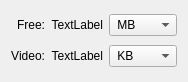
Before: the Qt Designer form storageUI/storage.ui in vkohaupt/vokoscreenNG, drawn with Qt 5.
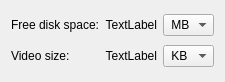
After: the same form once the commit is applied.

Diff of the .ui file:
```diff
--- a/storageUI/storage.ui
+++ b/storageUI/storage.ui
@@ -6,7 +6,7 @@
    <rect>
     <x>0</x>
     <y>0</y>
-    <width>188</width>
+    <width>220</width>
     <height>82</height>
    </rect>
   </property>
@@ -20,10 +20,7 @@
    <item row="1" column="0">
     <widget class="QLabel" name="label_3">
      <property name="text">
-      <string>Video:</string>
-     </property>
-     <property name="alignment">
-      <set>Qt::AlignRight|Qt::AlignTrailing|Qt::AlignVCenter</set>
+      <string>Video size:</string>
      </property>
     </widget>
    </item>
@@ -102,7 +99,7 @@
    <item row="0" column="0">
     <widget class="QLabel" name="label">
      <property name="text">
-      <string>Free:</string>
+      <string>Free disk space:</string>
      </property>
      <property name="alignment">
       <set>Qt::AlignRight|Qt::AlignTrailing|Qt::AlignVCenter</set>
```
